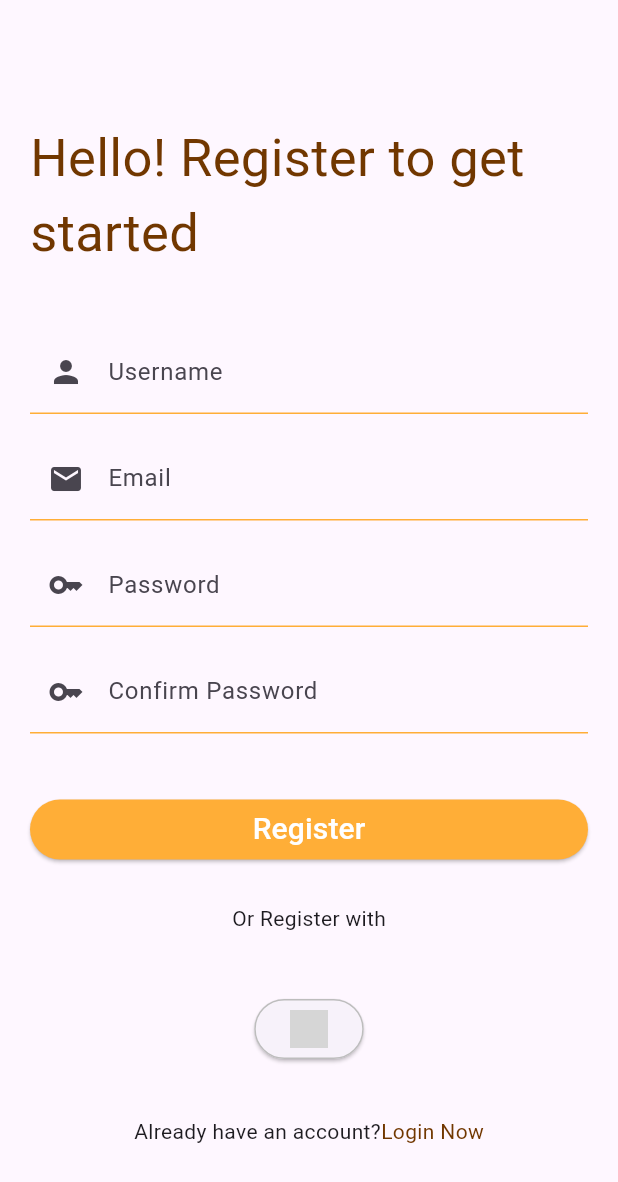
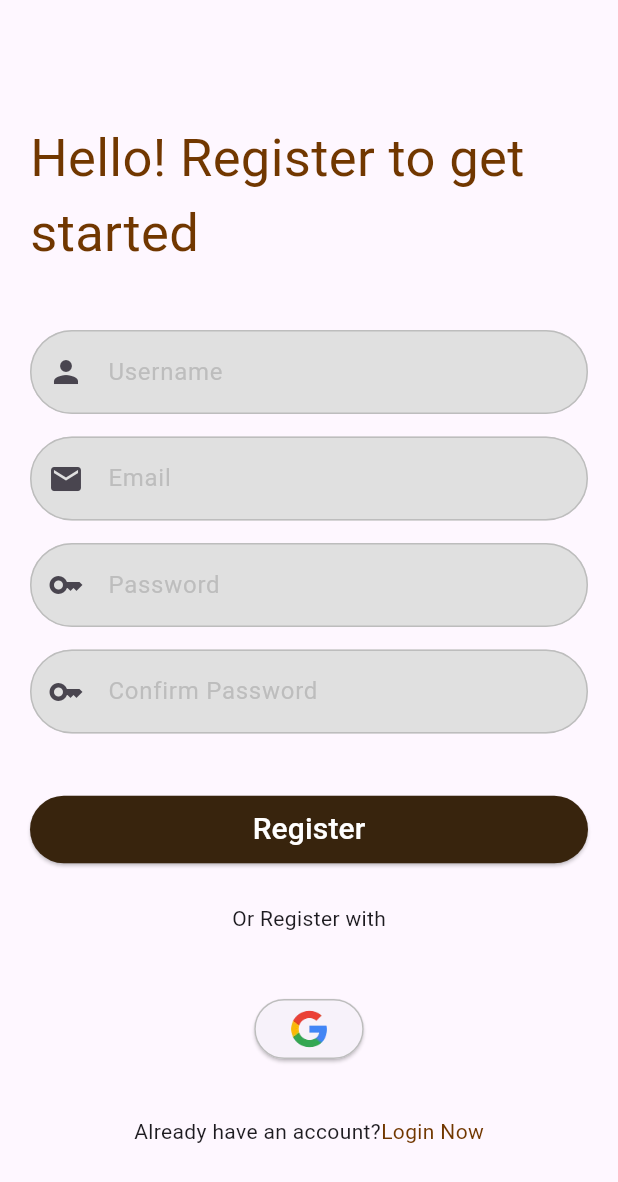
Before and after one commit to CodeFFun/resub, a Flutter app: the SignupScreen screen opened directly, on a phone screen of 412 x 824 dp. Shown: the top 1182 px of the screen. Run offline on Flutter 3.47's test engine with Material 3 defaults, Android fonts, the phone set to English and light mode, and no system bars; grey boxes are pictures that could not be loaded.

Commit message:
Style refactoring

```diff
--- a/lib/common/my_snackbar.dart
+++ b/lib/common/my_snackbar.dart
@@ -9,7 +9,7 @@ showMySnackBar({
     SnackBar(
       content: Text(message, style: TextStyle(fontSize: 23)),
       behavior: SnackBarBehavior.floating,
-      backgroundColor: color ?? Color(0xFFFFAE37),
+      backgroundColor: color ?? Colors.green,
       duration: Duration(seconds: 2),
     ),
   );
--- a/lib/widgets/my_button.dart
+++ b/lib/widgets/my_button.dart
@@ -18,10 +18,16 @@ class MyButton extends StatelessWidget {
 
       child: ElevatedButton(
         style: ElevatedButton.styleFrom(
-          backgroundColor: color ?? Color(0xFFFFAE37),
+          backgroundColor: color ?? Color.fromARGB(255, 56, 36, 13),
         ),
         onPressed: onPressed,
-        child: Text(text, style: TextStyle(color: Colors.white, fontSize: 20)),
+        child: Padding(
+          padding: const EdgeInsets.all(8.0),
+          child: Text(
+            text,
+            style: TextStyle(color: Colors.white, fontSize: 20),
+          ),
+        ),
       ),
     );
   }
--- a/lib/widgets/my_input_form_field.dart
+++ b/lib/widgets/my_input_form_field.dart
@@ -25,14 +25,19 @@ class MyInputFormField extends StatelessWidget {
       keyboardType: TextInputType.emailAddress,
       decoration: InputDecoration(
         labelText: labelText,
+        labelStyle: TextStyle(color: Colors.grey.shade400),
         hintText: hintText,
         prefixIcon: icon,
-        enabledBorder: UnderlineInputBorder(
-          borderSide: BorderSide(color: Color(0xFFFFAE37)),
+        fillColor: Colors.grey.shade300,
+        filled: true,
+        enabledBorder: OutlineInputBorder(
+          borderRadius: BorderRadius.all(Radius.circular(30)),
+          borderSide: BorderSide(color: Colors.grey.shade400),
         ),
 
-        focusedBorder: UnderlineInputBorder(
-          borderSide: BorderSide(color: Color(0xFFFFAE37), width: 2),
+        focusedBorder: OutlineInputBorder(
+          borderRadius: BorderRadius.all(Radius.circular(30)),
+          borderSide: BorderSide(color: Colors.grey.shade400),
         ),
       ),
       validator: (value) {
```
Also changed, not shown: assets/icons/g.png (added).
